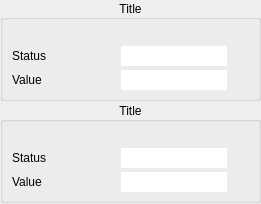
Before: the Qt Designer form MotorControlGui/forms/form_pgaugewidget.ui in slsdetectorgroup/motorControlSoftware, drawn with Qt 5.
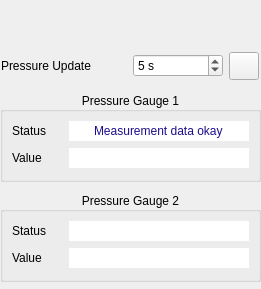
After: the same form once the commit is applied.

Commit message: done with addeding pressure gauge to gui

What changed in the file:
```diff
--- a/MotorControlGui/forms/form_pgaugewidget.ui
+++ b/MotorControlGui/forms/form_pgaugewidget.ui
@@ -7,7 +7,7 @@
     <x>0</x>
     <y>0</y>
     <width>261</width>
-    <height>204</height>
+    <height>289</height>
    </rect>
   </property>
   <property name="palette">
@@ -135,14 +135,14 @@
    <property name="geometry">
     <rect>
      <x>0</x>
-     <y>0</y>
+     <y>92</y>
      <width>261</width>
-     <height>101</height>
+     <height>190</height>
     </rect>
    </property>
    <layout class="QVBoxLayout" name="verticalLayout_3">
     <property name="spacing">
-     <number>0</number>
+     <number>5</number>
     </property>
     <property name="sizeConstraint">
      <enum>QLayout::SetNoConstraint</enum>
@@ -162,7 +162,7 @@
        </font>
       </property>
       <property name="title">
-       <string>Title</string>
+       <string>Pressure Gauge 1</string>
       </property>
       <property name="alignment">
        <set>Qt::AlignCenter</set>
@@ -183,51 +183,7 @@
        <property name="verticalSpacing">
         <number>4</number>
        </property>
-       <item row="1" column="4">
-        <spacer name="horizontalSpacer_2">
-         <property name="sizePolicy">
-          <sizepolicy hsizetype="Ignored" vsizetype="Minimum">
-           <horstretch>0</horstretch>
-           <verstretch>0</verstretch>
-          </sizepolicy>
-         </property>
-         <property name="orientation">
-          <enum>Qt::Horizontal</enum>
-         </property>
-         <property name="sizeType">
-          <enum>QSizePolicy::Ignored</enum>
-         </property>
-         <property name="sizeHint" stdset="0">
-          <size>
-           <width>22</width>
-           <height>20</height>
-          </size>
-         </property>
-        </spacer>
-       </item>
-       <item row="3" column="4">
-        <spacer name="horizontalSpacer_3">
-         <property name="sizePolicy">
-          <sizepolicy hsizetype="Ignored" vsizetype="Minimum">
-           <horstretch>0</horstretch>
-           <verstretch>0</verstretch>
-          </sizepolicy>
-         </property>
-         <property name="orientation">
-          <enum>Qt::Horizontal</enum>
-         </property>
-         <property name="sizeType">
-          <enum>QSizePolicy::Ignored</enum>
-         </property>
-         <property name="sizeHint" stdset="0">
-          <size>
-           <width>22</width>
-           <height>20</height>
-          </size>
-         </property>
-        </spacer>
-       </item>
-       <item row="1" column="2">
+       <item row="0" column="2">
         <widget class="QLabel" name="Pos">
          <property name="sizePolicy">
           <sizepolicy hsizetype="Ignored" vsizetype="Ignored">
@@ -240,7 +196,7 @@
          </property>
         </widget>
        </item>
-       <item row="1" column="3">
+       <item row="0" column="3">
         <widget class="QLineEdit" name="pStatusDisplay">
          <property name="sizePolicy">
           <sizepolicy hsizetype="Fixed" vsizetype="Fixed">
@@ -248,6 +204,12 @@
            <verstretch>0</verstretch>
           </sizepolicy>
          </property>
+         <property name="minimumSize">
+          <size>
+           <width>180</width>
+           <height>0</height>
+          </size>
+         </property>
          <property name="palette">
           <palette>
            <active>
@@ -339,6 +301,9 @@
            </disabled>
           </palette>
          </property>
+         <property name="text">
+          <string>Measurement data okay</string>
+         </property>
          <property name="frame">
           <bool>false</bool>
          </property>
@@ -350,20 +315,7 @@
          </property>
         </widget>
        </item>
-       <item row="3" column="2">
-        <widget class="QLabel" name="Pos_2">
-         <property name="sizePolicy">
-          <sizepolicy hsizetype="Ignored" vsizetype="Ignored">
-           <horstretch>0</horstretch>
-           <verstretch>0</verstretch>
-          </sizepolicy>
-         </property>
-         <property name="text">
-          <string>Value</string>
-         </property>
-        </widget>
-       </item>
-       <item row="3" column="3">
+       <item row="2" column="3">
         <widget class="QLineEdit" name="pValueDisplay">
          <property name="sizePolicy">
           <sizepolicy hsizetype="Fixed" vsizetype="Fixed">
@@ -371,6 +323,12 @@
            <verstretch>0</verstretch>
           </sizepolicy>
          </property>
+         <property name="minimumSize">
+          <size>
+           <width>180</width>
+           <height>0</height>
+          </size>
+         </property>
          <property name="palette">
           <palette>
            <active>
@@ -473,49 +431,38 @@
          </property>
         </widget>
        </item>
-       <item row="0" column="3">
-        <spacer name="horizontalSpacer_5">
+       <item row="2" column="2">
+        <widget class="QLabel" name="Pos_2">
          <property name="sizePolicy">
-          <sizepolicy hsizetype="Ignored" vsizetype="Minimum">
+          <sizepolicy hsizetype="Ignored" vsizetype="Ignored">
            <horstretch>0</horstretch>
            <verstretch>0</verstretch>
           </sizepolicy>
          </property>
-         <property name="orientation">
-          <enum>Qt::Horizontal</enum>
+         <property name="text">
+          <string>Value</string>
          </property>
-         <property name="sizeType">
-          <enum>QSizePolicy::Ignored</enum>
-         </property>
-         <property name="sizeHint" stdset="0">
-          <size>
-           <width>22</width>
-           <height>20</height>
-          </size>
-         </property>
-        </spacer>
+        </widget>
        </item>
       </layout>
      </widget>
     </item>
-   </layout>
-  </widget>
-  <widget class="QWidget" name="layoutWidget_2">
-   <property name="geometry">
-    <rect>
-     <x>0</x>
-     <y>102</y>
-     <width>261</width>
-     <height>101</height>
-    </rect>
-   </property>
-   <layout class="QVBoxLayout" name="verticalLayout_4">
-    <property name="spacing">
-     <number>0</number>
-    </property>
-    <property name="sizeConstraint">
-     <enum>QLayout::SetNoConstraint</enum>
-    </property>
+    <item>
+     <spacer name="verticalSpacer">
+      <property name="orientation">
+       <enum>Qt::Vertical</enum>
+      </property>
+      <property name="sizeType">
+       <enum>QSizePolicy::Fixed</enum>
+      </property>
+      <property name="sizeHint" stdset="0">
+       <size>
+        <width>5</width>
+        <height>5</height>
+       </size>
+      </property>
+     </spacer>
+    </item>
     <item>
      <widget class="QGroupBox" name="gauge2box">
       <property name="sizePolicy">
@@ -531,7 +478,7 @@
        </font>
       </property>
       <property name="title">
-       <string>Title</string>
+       <string>Pressure Gauge 2</string>
       </property>
       <property name="alignment">
        <set>Qt::AlignCenter</set>
@@ -549,51 +496,7 @@
        <property name="verticalSpacing">
         <number>4</number>
        </property>
-       <item row="1" column="4">
-        <spacer name="horizontalSpacer_8">
-         <property name="sizePolicy">
-          <sizepolicy hsizetype="Ignored" vsizetype="Minimum">
-           <horstretch>0</horstretch>
-           <verstretch>0</verstretch>
-          </sizepolicy>
-         </property>
-         <property name="orientation">
-          <enum>Qt::Horizontal</enum>
-         </property>
-         <property name="sizeType">
-          <enum>QSizePolicy::Ignored</enum>
-         </property>
-         <property name="sizeHint" stdset="0">
-          <size>
-           <width>22</width>
-           <height>20</height>
-          </size>
-         </property>
-        </spacer>
-       </item>
-       <item row="3" column="4">
-        <spacer name="horizontalSpacer_9">
-         <property name="sizePolicy">
-          <sizepolicy hsizetype="Ignored" vsizetype="Minimum">
-           <horstretch>0</horstretch>
-           <verstretch>0</verstretch>
-          </sizepolicy>
-         </property>
-         <property name="orientation">
-          <enum>Qt::Horizontal</enum>
-         </property>
-         <property name="sizeType">
-          <enum>QSizePolicy::Ignored</enum>
-         </property>
-         <property name="sizeHint" stdset="0">
-          <size>
-           <width>22</width>
-           <height>20</height>
-          </size>
-         </property>
-        </spacer>
-       </item>
-       <item row="1" column="2">
+       <item row="0" column="2">
         <widget class="QLabel" name="Pos_5">
          <property name="sizePolicy">
           <sizepolicy hsizetype="Ignored" vsizetype="Ignored">
@@ -606,117 +509,7 @@
          </property>
         </widget>
        </item>
-       <item row="1" column="3">
-        <widget class="QLineEdit" name="pStatusDisplay2">
-         <property name="sizePolicy">
-          <sizepolicy hsizetype="Fixed" vsizetype="Fixed">
-           <horstretch>0</horstretch>
-           <verstretch>0</verstretch>
-          </sizepolicy>
-         </property>
-         <property name="palette">
-          <palette>
-           <active>
-            <colorrole role="WindowText">
-             <brush brushstyle="SolidPattern">
-              <color alpha="255">
-               <red>0</red>
-               <green>0</green>
-               <blue>0</blue>
-              </color>
-             </brush>
-            </colorrole>
-            <colorrole role="Text">
-             <brush brushstyle="SolidPattern">
-              <color alpha="255">
-               <red>27</red>
-               <green>13</green>
-               <blue>139</blue>
-              </color>
-             </brush>
-            </colorrole>
-            <colorrole role="ButtonText">
-             <brush brushstyle="SolidPattern">
-              <color alpha="255">
-               <red>0</red>
-               <green>0</green>
-               <blue>0</blue>
-              </color>
-             </brush>
-            </colorrole>
-           </active>
-           <inactive>
-            <colorrole role="WindowText">
-             <brush brushstyle="SolidPattern">
-              <color alpha="255">
-               <red>0</red>
-               <green>0</green>
-               <blue>0</blue>
-              </color>
-             </brush>
-            </colorrole>
-            <colorrole role="Text">
-             <brush brushstyle="SolidPattern">
-              <color alpha="255">
-               <red>27</red>
-               <green>13</green>
-               <blue>139</blue>
-              </color>
-             </brush>
-            </colorrole>
-            <colorrole role="ButtonText">
-             <brush brushstyle="SolidPattern">
-              <color alpha="255">
-               <red>0</red>
-               <green>0</green>
-               <blue>0</blue>
-              </color>
-             </brush>
-            </colorrole>
-           </inactive>
-           <disabled>
-            <colorrole role="WindowText">
-             <brush brushstyle="SolidPattern">
-              <color alpha="255">
-               <red>170</red>
-               <green>170</green>
-               <blue>255</blue>
-              </color>
-             </brush>
-            </colorrole>
-            <colorrole role="Text">
-             <brush brushstyle="SolidPattern">
-              <color alpha="255">
-               <red>170</red>
-               <green>170</green>
-               <blue>255</blue>
-              </color>
-             </brush>
-            </colorrole>
-            <colorrole role="ButtonText">
-             <brush brushstyle="SolidPattern">
-              <color alpha="255">
-               <red>170</red>
-               <green>170</green>
-               <blue>255</blue>
-              </color>
-             </brush>
-            </colorrole>
-           </disabled>
-          </palette>
-         </property>
-         <property name="frame">
-          <bool>false</bool>
-         </property>
-         <property name="alignment">
-          <set>Qt::AlignCenter</set>
-         </property>
-         <property name="readOnly">
-          <bool>true</bool>
-         </property>
-        </widget>
-       </item>
-       <item row="3" column="2">
+       <item row="2" column="2">
         <widget class="QLabel" name="Pos_6">
          <property name="sizePolicy">
           <sizepolicy hsizetype="Ignored" vsizetype="Ignored">
@@ -729,7 +522,123 @@
          </property>
         </widget>
        </item>
-       <item row="3" column="3">
+       <item row="0" column="3">
+        <widget class="QLineEdit" name="pStatusDisplay2">
+         <property name="sizePolicy">
+          <sizepolicy hsizetype="Fixed" vsizetype="Fixed">
+           <horstretch>0</horstretch>
+           <verstretch>0</verstretch>
+          </sizepolicy>
+         </property>
+         <property name="minimumSize">
+          <size>
+           <width>180</width>
+           <height>0</height>
+          </size>
+         </property>
+         <property name="palette">
+          <palette>
+           <active>
+            <colorrole role="WindowText">
+             <brush brushstyle="SolidPattern">
+              <color alpha="255">
+               <red>0</red>
+               <green>0</green>
+               <blue>0</blue>
+              </color>
+             </brush>
+            </colorrole>
+            <colorrole role="Text">
+             <brush brushstyle="SolidPattern">
+              <color alpha="255">
+               <red>27</red>
+               <green>13</green>
+               <blue>139</blue>
+              </color>
+             </brush>
+            </colorrole>
+            <colorrole role="ButtonText">
+             <brush brushstyle="SolidPattern">
+              <color alpha="255">
+               <red>0</red>
+               <green>0</green>
+               <blue>0</blue>
+              </color>
+             </brush>
+            </colorrole>
+           </active>
+           <inactive>
+            <colorrole role="WindowText">
+             <brush brushstyle="SolidPattern">
+              <color alpha="255">
+               <red>0</red>
+               <green>0</green>
+               <blue>0</blue>
+              </color>
+             </brush>
+            </colorrole>
+            <colorrole role="Text">
+             <brush brushstyle="SolidPattern">
+              <color alpha="255">
+               <red>27</red>
+               <green>13</green>
+               <blue>139</blue>
+              </color>
+             </brush>
+            </colorrole>
+            <colorrole role="ButtonText">
+             <brush brushstyle="SolidPattern">
+              <color alpha="255">
+               <red>0</red>
+               <green>0</green>
+               <blue>0</blue>
+              </color>
+             </brush>
+            </colorrole>
+           </inactive>
+           <disabled>
+            <colorrole role="WindowText">
+             <brush brushstyle="SolidPattern">
+              <color alpha="255">
+               <red>170</red>
+               <green>170</green>
+               <blue>255</blue>
+              </color>
+             </brush>
+            </colorrole>
+            <colorrole role="Text">
+             <brush brushstyle="SolidPattern">
+              <color alpha="255">
+               <red>170</red>
+               <green>170</green>
+               <blue>255</blue>
+              </color>
+             </brush>
+            </colorrole>
+            <colorrole role="ButtonText">
+             <brush brushstyle="SolidPattern">
+              <color alpha="255">
+               <red>170</red>
+               <green>170</green>
+               <blue>255</blue>
+              </color>
+             </brush>
+            </colorrole>
+           </disabled>
+          </palette>
+         </property>
+         <property name="frame">
+          <bool>false</bool>
+         </property>
+         <property name="alignment">
+          <set>Qt::AlignCenter</set>
+         </property>
+         <property name="readOnly">
+          <bool>true</bool>
+         </property>
+        </widget>
+       </item>
+       <item row="2" column="3">
         <widget class="QLineEdit" name="pValueDisplay2">
          <property name="sizePolicy">
           <sizepolicy hsizetype="Fixed" vsizetype="Fixed">
@@ -737,6 +646,12 @@
            <verstretch>0</verstretch>
           </sizepolicy>
          </property>
+         <property name="minimumSize">
+          <size>
+           <width>180</width>
+           <height>0</height>
+          </size>
+         </property>
          <property name="palette">
           <palette>
            <active>
@@ -839,33 +754,80 @@
          </property>
         </widget>
        </item>
-       <item row="0" column="3">
-        <spacer name="horizontalSpacer_10">
-         <property name="sizePolicy">
-          <sizepolicy hsizetype="Ignored" vsizetype="Minimum">
-           <horstretch>0</horstretch>
-           <verstretch>0</verstretch>
-          </sizepolicy>
-         </property>
-         <property name="orientation">
-          <enum>Qt::Horizontal</enum>
-         </property>
-         <property name="sizeType">
-          <enum>QSizePolicy::Ignored</enum>
-         </property>
-         <property name="sizeHint" stdset="0">
-          <size>
-           <width>22</width>
-           <height>20</height>
-          </size>
-         </property>
-        </spacer>
-       </item>
       </layout>
      </widget>
     </item>
    </layout>
   </widget>
+  <widget class="QWidget" name="horizontalLayoutWidget">
+   <property name="geometry">
+    <rect>
+     <x>1</x>
+     <y>50</y>
+     <width>258</width>
+     <height>32</height>
+    </rect>
+   </property>
+   <layout class="QHBoxLayout" name="horizontalLayout_2">
+    <item>
+     <widget class="QLabel" name="Pos_3">
+      <property name="sizePolicy">
+       <sizepolicy hsizetype="Ignored" vsizetype="Ignored">
+        <horstretch>0</horstretch>
+        <verstretch>0</verstretch>
+       </sizepolicy>
+      </property>
+      <property name="text">
+       <string>Pressure Update</string>
+      </property>
+     </widget>
+    </item>
+    <item>
+     <widget class="QSpinBox" name="spinUpdate">
+      <property name="maximumSize">
+       <size>
+        <width>90</width>
+        <height>16777215</height>
+       </size>
+      </property>
+      <property name="suffix">
+       <string> s</string>
+      </property>
+      <property name="maximum">
+       <number>999</number>
+      </property>
+      <property name="value">
+       <number>5</number>
+      </property>
+     </widget>
+    </item>
+    <item>
+     <widget class="QPushButton" name="pushRefresh">
+      <property name="sizePolicy">
+       <sizepolicy hsizetype="Fixed" vsizetype="Fixed">
+        <horstretch>0</horstretch>
+        <verstretch>0</verstretch>
+       </sizepolicy>
+      </property>
+      <property name="minimumSize">
+       <size>
+        <width>0</width>
+        <height>0</height>
+       </size>
+      </property>
+      <property name="maximumSize">
+       <size>
+        <width>30</width>
+        <height>28</height>
+       </size>
+      </property>
+      <property name="text">
+       <string/>
+      </property>
+     </widget>
+    </item>
+   </layout>
+  </widget>
  </widget>
  <resources/>
  <connections/>
```
The commit also changes 5 other files.
